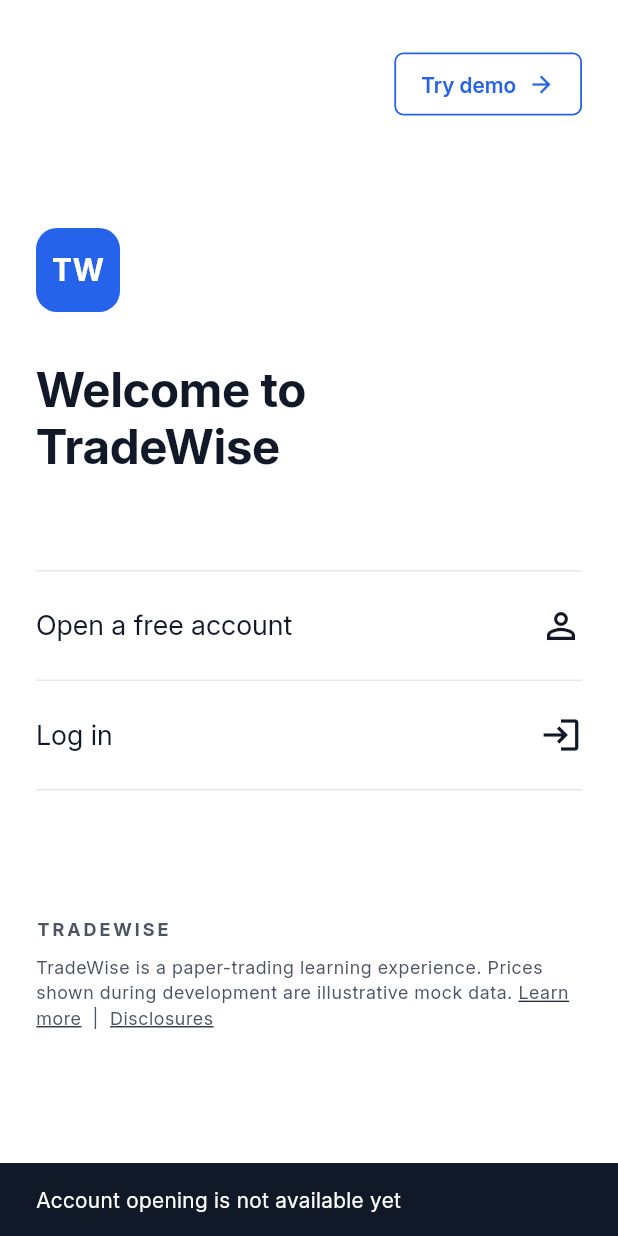
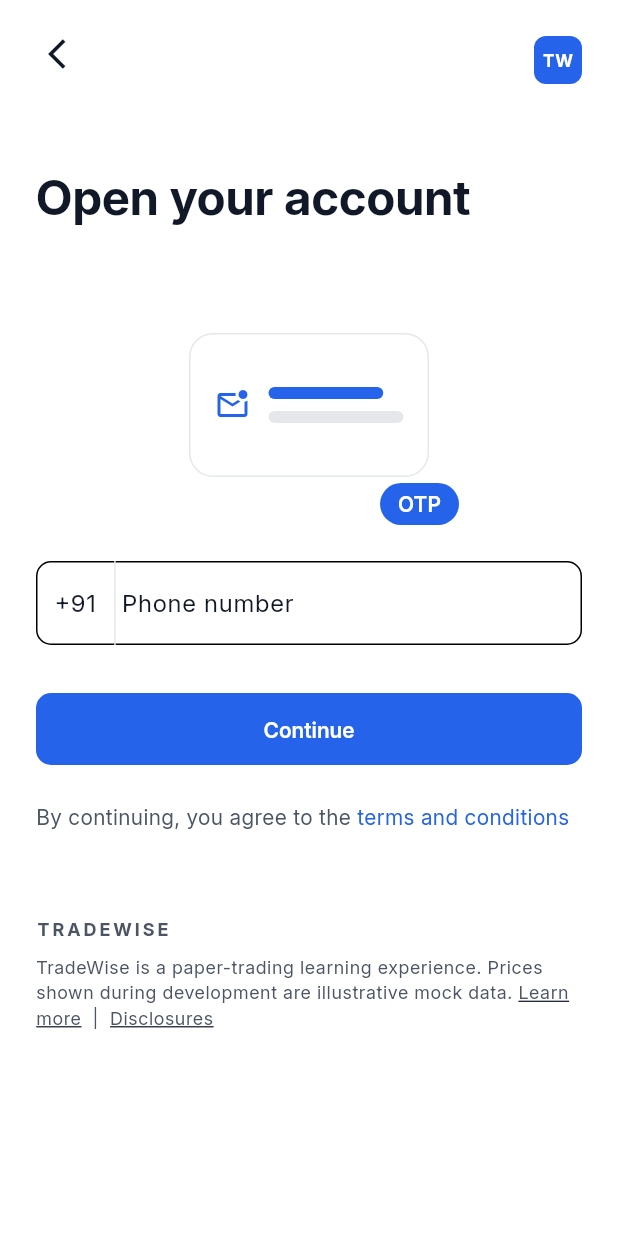
Before and after one commit to iamcoderdevesh/TradeWise, a Flutter app: the screen it shows after launch, after a tap on "Open a free account", on a phone screen of 412 x 824 dp. Run offline on Flutter 3.47's test engine with Material 3 defaults, Android fonts, the phone set to English and light mode, and no system bars; our stand-ins replace flutter_riverpod, go_router.

Commit message:
﻿feat(auth): add Login and Signup screens with shared auth widgets
- Add lib/features/auth/presentation with LoginScreen and SignupScreen (UI-only, no authentication): back affordance plus brand mark header, width-capped scrollable body, and the shared TradeWise disclaimer.

- Add shared auth widgets: AuthScaffold (header + scroll behaviour), AuthTextField (themed outlined input), AuthPhoneField (display-only +91 segment), SignupIllustration (original TradeWise artwork) and SignupTermsNote.

- Route /login to LoginScreen and add /signup to SignupScreen in app_router and AppRoutes; Welcome's "Open a free account" now navigates to /signup instead of reporting a temporary notice.

- Move TradeWiseBrandMark and the disclaimer from the welcome feature to lib/core/widgets (welcome_disclaimer -> tradewise_disclaimer) so Welcome and Auth share them without cross-feature imports; add a 48dp minimum IconButton size to TWTheme.

- Delete FoundationPlaceholderScreen now that every declared route resolves to a real screen.

- Add widget tests for auth (login_screen_test 9, signup_screen_test 10) covering content, light/dark themes, navigation, password visibility, temporary notices, semantics, 48dp touch targets and short-viewport overflow; update the app smoke and Welcome tests for the new routes.

- Gitignore validation/ for local device-evidence captures, matching the local-only convention for references/, docs/ and ai/.

Suite: 37 tests passing; flutter analyze clean; dart format clean.

```diff
--- a/lib/app/router/app_router.dart
+++ b/lib/app/router/app_router.dart
@@ -2,7 +2,8 @@ import 'package:flutter/material.dart';
 import 'package:flutter_riverpod/flutter_riverpod.dart';
 import 'package:go_router/go_router.dart';
 
-import '../../core/widgets/foundation_placeholder_screen.dart';
+import '../../features/auth/presentation/login_screen.dart';
+import '../../features/auth/presentation/signup_screen.dart';
 import '../../features/welcome/presentation/welcome_screen.dart';
 import 'app_routes.dart';
 
@@ -10,8 +11,8 @@ import 'app_routes.dart';
 ///
 /// `/welcome` resolves to the real [WelcomeScreen]. `/` renders
 /// [WelcomeScreen] too, so the app boots into the implemented screen while
-/// Splash does not exist yet; `/login` still resolves to the temporary
-/// [FoundationPlaceholderScreen] until Login is implemented.
+/// Splash does not exist yet. `/login` and `/signup` resolve to the implemented
+/// auth screens ([LoginScreen], [SignupScreen]).
 ///
 /// Extension point: a future auth redirect can be added via [redirect]
 /// without changing route declarations. Bottom navigation
@@ -20,14 +21,14 @@ GoRouter buildAppRouter() {
   return GoRouter(
     initialLocation: AppRoutes.splash,
     // Future auth-guard seam: return a location to redirect, or null
-    // to allow navigation. Always null during foundation.
+    // to allow navigation. Always null during the UI-only phase.
     redirect: (BuildContext context, GoRouterState state) => null,
     routes: <RouteBase>[
       GoRoute(
         path: AppRoutes.splash,
         name: AppRoutes.splashName,
         // Temporary: Splash does not exist yet, so the boot route renders the
-        // implemented Welcome screen instead of the foundation placeholder.
+        // implemented Welcome screen.
         builder: (BuildContext context, GoRouterState state) {
           return const WelcomeScreen();
         },
@@ -43,7 +44,14 @@ GoRouter buildAppRouter() {
         path: AppRoutes.login,
         name: AppRoutes.loginName,
         builder: (BuildContext context, GoRouterState state) {
-          return const FoundationPlaceholderScreen();
+          return const LoginScreen();
+        },
+      ),
+      GoRoute(
+        path: AppRoutes.signup,
+        name: AppRoutes.signupName,
+        builder: (BuildContext context, GoRouterState state) {
+          return const SignupScreen();
         },
       ),
     ],
--- a/lib/app/router/app_routes.dart
+++ b/lib/app/router/app_routes.dart
@@ -1,13 +1,15 @@
 /// Route path and name constants.
 ///
-/// Single source of truth for navigation targets. Feature screens will add
-/// their own constants here as they are implemented.
+/// Single source of truth for navigation targets. Feature screens add their
+/// own constants here as they are implemented.
 abstract final class AppRoutes {
   static const String splash = '/';
   static const String welcome = '/welcome';
   static const String login = '/login';
+  static const String signup = '/signup';
 
   static const String splashName = 'splash';
   static const String welcomeName = 'welcome';
   static const String loginName = 'login';
+  static const String signupName = 'signup';
 }
--- a/lib/app/theme/tw_theme.dart
+++ b/lib/app/theme/tw_theme.dart
@@ -83,6 +83,9 @@ abstract final class TWTheme {
           textStyle: textTheme.labelLarge,
         ),
       ),
+      iconButtonTheme: IconButtonThemeData(
+        style: IconButton.styleFrom(minimumSize: const Size(48, 48)),
+      ),
       inputDecorationTheme: InputDecorationTheme(
         border: OutlineInputBorder(
           borderRadius: BorderRadius.circular(TWRadii.medium),
--- a/lib/features/welcome/presentation/widgets/welcome_disclaimer.dart
+++ b/lib/core/widgets/tradewise_disclaimer.dart
@@ -1,13 +1,17 @@
 import 'package:flutter/material.dart';
 
-import '../../../../app/theme/tw_spacing.dart';
+import '../../app/theme/tw_spacing.dart';
 
-/// Temporary generic footer for the Welcome screen.
+/// Shared TradeWise footer/disclaimer block.
 ///
 /// Placeholder product copy only — NOT final legal language. No external
 /// links or routes; underlined spans are visual only and non-interactive.
-class WelcomeDisclaimer extends StatelessWidget {
-  const WelcomeDisclaimer({super.key});
+///
+/// Extracted from the Welcome screen so Welcome, Login, and Signup share one
+/// footer instead of Auth depending on the Welcome feature. Appearance and
+/// behaviour are unchanged from the Welcome-only version.
+class TradeWiseDisclaimer extends StatelessWidget {
+  const TradeWiseDisclaimer({super.key});
 
   @override
   Widget build(BuildContext context) {
--- /dev/null
+++ b/lib/features/auth/presentation/signup_screen.dart
@@ -0,0 +1,80 @@
+import 'package:flutter/material.dart';
+import 'package:go_router/go_router.dart';
+
+import '../../../app/router/app_routes.dart';
+import '../../../app/theme/tw_spacing.dart';
+import '../../../core/widgets/tradewise_disclaimer.dart';
+import '../../../core/widgets/tw_button.dart';
+import 'widgets/auth_phone_field.dart';
+import 'widgets/auth_scaffold.dart';
+import 'widgets/signup_illustration.dart';
+import 'widgets/signup_terms_note.dart';
+
+/// Signup / "Open your account" screen — UI only.
+///
+/// Mirrors the hierarchy of `references/kite/signup/` with TradeWise branding,
+/// an original TradeWise illustration, a `+91` phone field on a numeric keypad,
+/// the primary CTA, the terms note, and the shared TradeWise disclaimer.
+///
+/// No account creation is implemented: the CTA reports the established
+/// temporary "not available yet" notice, and no validation is applied.
+/// The reference shows this screen scrolling once the keyboard opens, which the
+/// shared [AuthScaffold] body already provides.
+class SignupScreen extends StatefulWidget {
+  const SignupScreen({super.key});
+
+  @override
+  State<SignupScreen> createState() => _SignupScreenState();
+}
+
+class _SignupScreenState extends State<SignupScreen> {
+  /// Vertical rhythm measured from `references/kite/signup/` (360x792dp frame)
+  /// and snapped to the 4pt token scale as sums of existing tokens (ADR-009).
+  static const double _titleToIllustration = TWSpacing.xxxxl; // 40
+  static const double _illustrationToField = TWSpacing.xxl; // 24
+  static const double _fieldToCta = TWSpacing.xxxl; // 32
+  static const double _ctaToTerms = TWSpacing.xxl; // 24
+  static const double _termsToFooter = TWSpacing.xxxxl + TWSpacing.l; // 56
+
+  final TextEditingController _phoneController = TextEditingController();
+
+  @override
+  void dispose() {
+    _phoneController.dispose();
+    super.dispose();
+  }
+
+  void _showNotAvailableYet(String feature) {
+    ScaffoldMessenger.of(context)
+      ..hideCurrentSnackBar()
+      ..showSnackBar(SnackBar(content: Text('$feature is not available yet')));
+  }
+
+  @override
+  Widget build(BuildContext context) {
+    final textTheme = Theme.of(context).textTheme;
+
+    return AuthScaffold(
+      onBack: () => context.go(AppRoutes.welcome),
+      children: <Widget>[
+        Semantics(
+          header: true,
+          child: Text('Open your account', style: textTheme.displayLarge),
+        ),
+        const SizedBox(height: _titleToIllustration),
+        const Center(child: SignupIllustration()),
+        const SizedBox(height: _illustrationToField),
+        AuthPhoneField(controller: _phoneController),
+        const SizedBox(height: _fieldToCta),
+        TWButton(
+          label: 'Continue',
+          onPressed: () => _showNotAvailableYet('Account creation'),
+        ),
+        const SizedBox(height: _ctaToTerms),
+        const SignupTermsNote(),
+        const SizedBox(height: _termsToFooter),
+        const TradeWiseDisclaimer(),
+      ],
+    );
+  }
+}
--- /dev/null
+++ b/lib/features/auth/presentation/widgets/auth_phone_field.dart
@@ -0,0 +1,57 @@
+import 'package:flutter/material.dart';
+
+import '../../../../app/theme/tw_spacing.dart';
+
+/// Signup phone input: a fixed country-code segment, a hairline divider, and
+/// the number input, matching the reference's segmented phone field.
+///
+/// The country code is display-only and is never part of the field value — no
+/// parsing, formatting, or validation is implemented in this UI-only phase.
+class AuthPhoneField extends StatelessWidget {
+  const AuthPhoneField({super.key, required this.controller, this.onSubmitted});
+
+  /// Copy taken from the reference; TradeWise does not invent its own
+  /// numbering or labelling here.
+  static const String countryCode = '+91';
+  static const String label = 'Phone number';
+
+  /// Divider height inside the field. Control-specific, so it stays a local
+  /// constant instead of becoming a global dimension token (same convention as
+  /// the Welcome screen's compact demo CTA).
+  static const double _segmentHeight = TWSpacing.xxxxl + TWSpacing.l; // 56
+
+  final TextEditingController controller;
+  final ValueChanged<String>? onSubmitted;
+
+  @override
+  Widget build(BuildContext context) {
+    final textTheme = Theme.of(context).textTheme;
+
+    return TextField(
+      controller: controller,
+      // The reference opens a plain numeric keypad (digits plus separators).
+      keyboardType: const TextInputType.numberWithOptions(decimal: true),
+      textInputAction: TextInputAction.done,
+      onSubmitted: onSubmitted,
+      decoration: InputDecoration(
+        labelText: label,
+        prefixIcon: Row(
+          mainAxisSize: MainAxisSize.min,
+          children: <Widget>[
+            Padding(
+              padding: const EdgeInsets.symmetric(horizontal: TWSpacing.m),
+              child: Text(countryCode, style: textTheme.bodyLarge),
+            ),
+            Container(
+              width: 1,
+              height: _segmentHeight,
+              color: Theme.of(context).dividerColor,
+            ),
+          ],
+        ),
+        // The segment is content-sized, not an icon slot.
+        prefixIconConstraints: const BoxConstraints(minWidth: 0, minHeight: 0),
+      ),
+    );
+  }
+}
--- /dev/null
+++ b/lib/features/auth/presentation/widgets/auth_scaffold.dart
@@ -0,0 +1,80 @@
+import 'package:flutter/material.dart';
+
+import '../../../../app/theme/tw_spacing.dart';
+import '../../../../core/widgets/tradewise_brand_mark.dart';
+
+/// Shared chrome for the auth screens (`Login`, `Signup`).
+///
+/// Mirrors the reference composition shared by both screens: a back affordance
+/// at the top-left, the TradeWise brand mark at the top-right, and a
+/// width-capped, scrollable body.
+///
+/// The body is top-anchored, which reproduces the reference keyboard behaviour:
+/// content stays in place while the focused field remains visible (Login), and
+/// the body scrolls when the viewport becomes too short (the reference shows
+/// this on Signup after the keyboard opens). Screens supply their own body
+/// children, so screen-specific rhythm stays owned by the screen.
+class AuthScaffold extends StatelessWidget {
+  const AuthScaffold({super.key, required this.onBack, required this.children});
+
+  /// Vertical rhythm measured from `references/kite/login` and
+  /// `references/kite/signup` (360x792dp frame) and snapped to the 4pt token
+  /// scale as sums of existing tokens (ADR-009).
+  static const double _topInset = TWSpacing.l; // 32
+  static const double _headerToBody = TWSpacing.xxxxl + TWSpacing.s; // 48
+
+  /// Compact header mark. The reference uses a small wordmark in the header,
+  /// rather than the Welcome screen's hero mark.
+  static const double _brandMarkSize = TWSpacing.xxxl; // 32
+
+  final VoidCallback onBack;
+  final List<Widget> children;
+
+  @override
+  Widget build(BuildContext context) {
+    return Scaffold(
+      body: SafeArea(
+        child: Center(
+          child: ConstrainedBox(
+            constraints: const BoxConstraints(maxWidth: 480),
+            child: LayoutBuilder(
+              builder: (BuildContext context, BoxConstraints constraints) {
+                return SingleChildScrollView(
+                  padding: const EdgeInsets.symmetric(
+                    horizontal: TWSpacing.xxl,
+                  ),
+                  child: ConstrainedBox(
+                    constraints: BoxConstraints(
+                      minHeight: constraints.maxHeight,
+                    ),
+                    child: Column(
+                      crossAxisAlignment: CrossAxisAlignment.stretch,
+                      children: <Widget>[
+                        const SizedBox(height: _topInset),
+                        Row(
+                          children: <Widget>[
+                            IconButton(
+                              alignment: Alignment.topLeft,
+                              onPressed: onBack,
+                              tooltip: 'Back',
+                              icon: const Icon(Icons.arrow_back_ios),
+                            ),
+                            const Spacer(),
+                            const TradeWiseBrandMark(size: _brandMarkSize),
+                          ],
+                        ),
+                        const SizedBox(height: _headerToBody),
+                        ...children,
+                        const SizedBox(height: TWSpacing.xxl),
+                      ],
+                    ),
+                  ),
+                );
+              },
+            ),
+          ),
+        ),
+      ),
+    );
+  }
+}
--- /dev/null
+++ b/lib/features/auth/presentation/widgets/signup_illustration.dart
@@ -0,0 +1,112 @@
+import 'package:flutter/material.dart';
+
+import '../../../../app/theme/tw_radii.dart';
+import '../../../../app/theme/tw_spacing.dart';
+
+/// Original TradeWise illustration for the Signup heading.
+///
+/// Reproduces the reference's *visual weight* — a message card carrying a code
+/// badge — from TradeWise tokens and stock Material glyphs. It is deliberately
+/// abstract and shares no artwork with the proprietary reference illustration.
+/// Self-contained on purpose: final brand artwork can replace this one widget
+/// without touching the screen.
+class SignupIllustration extends StatelessWidget {
+  const SignupIllustration({super.key});
+
+  /// Approximate reference footprint (~200x160dp) snapped to the token scale.
+  static const double _width = TWSpacing.xxxxl * 5; // 200
+  static const double _height = TWSpacing.xxxxl * 4; // 160
+  static const double _cardWidth = TWSpacing.xxxxl * 4; // 160
+  static const double _cardHeight = TWSpacing.xxxxl * 2 + TWSpacing.l; // 96
+
+  @override
+  Widget build(BuildContext context) {
+    final colorScheme = Theme.of(context).colorScheme;
+    final textTheme = Theme.of(context).textTheme;
+    final dividerColor = Theme.of(context).dividerColor;
+
+    return Semantics(
+      image: true,
+      label: 'Illustration of a verification code message',
+      child: SizedBox(
+        width: _width,
+        height: _height,
+        child: Stack(
+          children: <Widget>[
+            Align(
+              alignment: Alignment.center,
+              child: Container(
+                width: _cardWidth,
+                height: _cardHeight,
+                padding: const EdgeInsets.symmetric(
+                  horizontal: TWSpacing.l,
+                  vertical: TWSpacing.m,
+                ),
+                decoration: BoxDecoration(
+                  color: colorScheme.surface,
+                  borderRadius: BorderRadius.circular(TWRadii.large),
+                  border: Border.all(color: dividerColor),
+                ),
+                child: Row(
+                  children: <Widget>[
+                    Icon(
+                      Icons.mark_email_unread_outlined,
+                      size: TWSpacing.xxl,
+                      color: colorScheme.primary,
+                    ),
+                    const SizedBox(width: TWSpacing.m),
+                    Expanded(
+                      child: Column(
+                        mainAxisAlignment: MainAxisAlignment.center,
+                        crossAxisAlignment: CrossAxisAlignment.start,
+                        children: <Widget>[
+                          _bar(color: colorScheme.primary, widthFactor: 0.85),
+                          const SizedBox(height: TWSpacing.s),
+                          _bar(color: dividerColor, widthFactor: 1),
+                        ],
+                      ),
+                    ),
+                  ],
+                ),
+              ),
+            ),
+            Align(
+              alignment: Alignment.bottomRight,
+              child: Container(
+                padding: const EdgeInsets.symmetric(
+                  horizontal: TWSpacing.m,
+                  vertical: TWSpacing.xs,
+                ),
+                decoration: BoxDecoration(
+                  color: colorScheme.primary,
+                  borderRadius: BorderRadius.circular(TWRadii.pill),
+                ),
+                child: Text(
+                  'OTP',
+                  style: textTheme.labelLarge?.copyWith(
+                    color: colorScheme.onPrimary,
+                  ),
+                ),
+              ),
+            ),
+          ],
+        ),
+      ),
+    );
+  }
+
+  /// A rounded placeholder bar standing in for a line of message text.
+  Widget _bar({required Color color, required double widthFactor}) {
+    return FractionallySizedBox(
+      alignment: Alignment.centerLeft,
+      widthFactor: widthFactor,
+      child: Container(
+        height: TWSpacing.s,
+        decoration: BoxDecoration(
+          color: color,
+          borderRadius: BorderRadius.circular(TWRadii.pill),
+        ),
+      ),
+    );
+  }
+}
--- /dev/null
+++ b/lib/features/auth/presentation/widgets/signup_terms_note.dart
@@ -0,0 +1,74 @@
+import 'package:flutter/gestures.dart';
+import 'package:flutter/material.dart';
+
+/// Signup terms line: copy plus an inline "terms and conditions" action.
+///
+/// The action has no real destination in this UI-only phase, so it reports the
+/// established TradeWise temporary "not available yet" notice rather than
+/// pretending to open legal content.
+class SignupTermsNote extends StatefulWidget {
+  const SignupTermsNote({super.key});
+
+  static const String copy = 'By continuing, you agree to the ';
+  static const String linkLabel = 'terms and conditions';
+
+  /// Temporary notice shown because no legal content exists yet.
+  static const String unavailableNotice =
+      'Terms and conditions are not available yet';
+
+  @override
+  State<SignupTermsNote> createState() => _SignupTermsNoteState();
+}
+
+class _SignupTermsNoteState extends State<SignupTermsNote> {
+  late final TapGestureRecognizer _termsRecognizer;
+
+  @override
+  void initState() {
+    super.initState();
+    _termsRecognizer = TapGestureRecognizer()..onTap = _showUnavailable;
+  }
+
+  @override
+  void dispose() {
+    _termsRecognizer.dispose();
+    super.dispose();
+  }
+
+  void _showUnavailable() {
+    if (!mounted) {
+      return;
+    }
+    ScaffoldMessenger.of(context)
+      ..hideCurrentSnackBar()
+      ..showSnackBar(
+        const SnackBar(content: Text(SignupTermsNote.unavailableNotice)),
+      );
+  }
+
+  @override
+  Widget build(BuildContext context) {
+    final textTheme = Theme.of(context).textTheme;
+    final colorScheme = Theme.of(context).colorScheme;
+    // The reference shows a body-size note in the secondary text colour;
+    // bodyMedium carries the primary colour, so the secondary role's colour is
+    // applied explicitly instead of introducing a new token.
+    final noteStyle = textTheme.bodyMedium?.copyWith(
+      color: textTheme.bodySmall?.color,
+    );
+
+    return Text.rich(
+      TextSpan(
+        style: noteStyle,
+        children: <InlineSpan>[
+          const TextSpan(text: SignupTermsNote.copy),
+          TextSpan(
+            text: SignupTermsNote.linkLabel,
+            style: noteStyle?.copyWith(color: colorScheme.primary),
+            recognizer: _termsRecognizer,
+          ),
+        ],
+      ),
+    );
+  }
+}
--- a/lib/features/welcome/presentation/welcome_screen.dart
+++ b/lib/features/welcome/presentation/welcome_screen.dart
@@ -4,17 +4,17 @@ import 'package:go_router/go_router.dart';
 import '../../../../app/router/app_routes.dart';
 import '../../../../app/theme/tw_radii.dart';
 import '../../../../app/theme/tw_spacing.dart';
-import 'widgets/tradewise_brand_mark.dart';
+import '../../../../core/widgets/tradewise_brand_mark.dart';
+import '../../../../core/widgets/tradewise_disclaimer.dart';
 import 'widgets/welcome_action_row.dart';
-import 'widgets/welcome_disclaimer.dart';
 
 /// First real TradeWise feature screen.
 ///
 /// Mirrors the layout/hierarchy of `references/kite/welcome/` with
-/// TradeWise placeholder branding and copy. Only "Log in" navigates (to
-/// [AppRoutes.login]); "Try demo" and "Open a free account" stay visible but
-/// report a temporary "not available yet" notice rather than faking a
-/// product flow that does not exist yet.
+/// TradeWise placeholder branding and copy. "Log in" navigates to
+/// [AppRoutes.login] and "Open a free account" to [AppRoutes.signup]; "Try
+/// demo" stays visible but reports a temporary "not available yet" notice
+/// rather than faking a product flow that does not exist yet.
 class WelcomeScreen extends StatelessWidget {
   const WelcomeScreen({super.key});
 
@@ -116,10 +116,8 @@ class WelcomeScreen extends StatelessWidget {
                         WelcomeActionRow(
                           label: 'Open a free account',
                           icon: Icons.person_outline,
-                          semanticsLabel:
-                              'Open a free account, not available yet',
-                          onTap: () =>
-                              _showNotAvailableYet(context, 'Account opening'),
+                          semanticsLabel: 'Open a free account',
+                          onTap: () => context.go(AppRoutes.signup),
                         ),
                         const Divider(height: 1),
                         WelcomeActionRow(
@@ -132,7 +130,7 @@ class WelcomeScreen extends StatelessWidget {
                         // Fixed spacer: keeps the reference's airy gap while the
                         // surrounding scroll view protects shorter viewports.
                         const SizedBox(height: _actionsToFooter),
-                        const WelcomeDisclaimer(),
+                        const TradeWiseDisclaimer(),
                         const SizedBox(height: TWSpacing.xxl),
                       ],
                     ),
```
Also changed, not shown: lib/core/widgets/foundation_placeholder_screen.dart (deleted, +0 -43 lines), lib/core/widgets/tradewise_brand_mark.dart (renamed from lib/features/welcome/presentation/widgets/tradewise_brand_mark.dart, +5 -2 lines), lib/features/auth/presentation/login_screen.dart (added, +115 -0 lines), lib/features/auth/presentation/widgets/auth_text_field.dart (added, +51 -0 lines), 5 other files.
